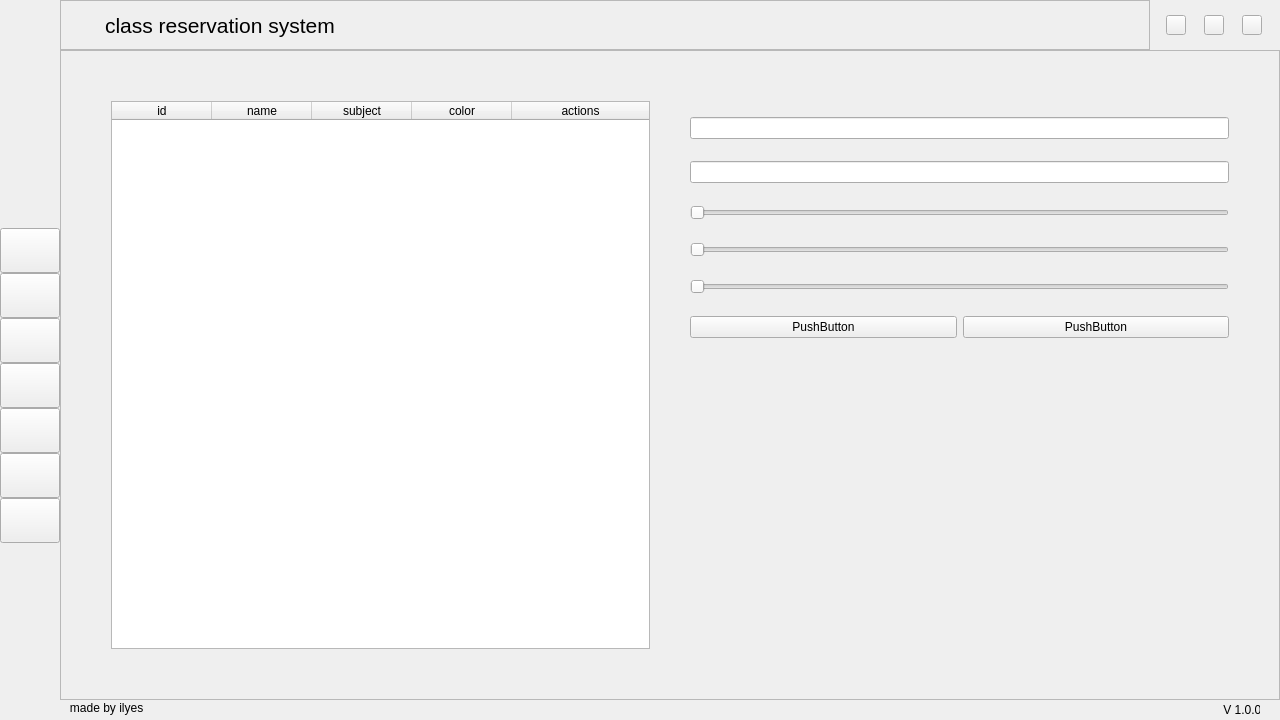
The window that main/ui_file.ui (ilyes-ced/curriculum-managment-system) describes before a commit, drawn with Qt 5.
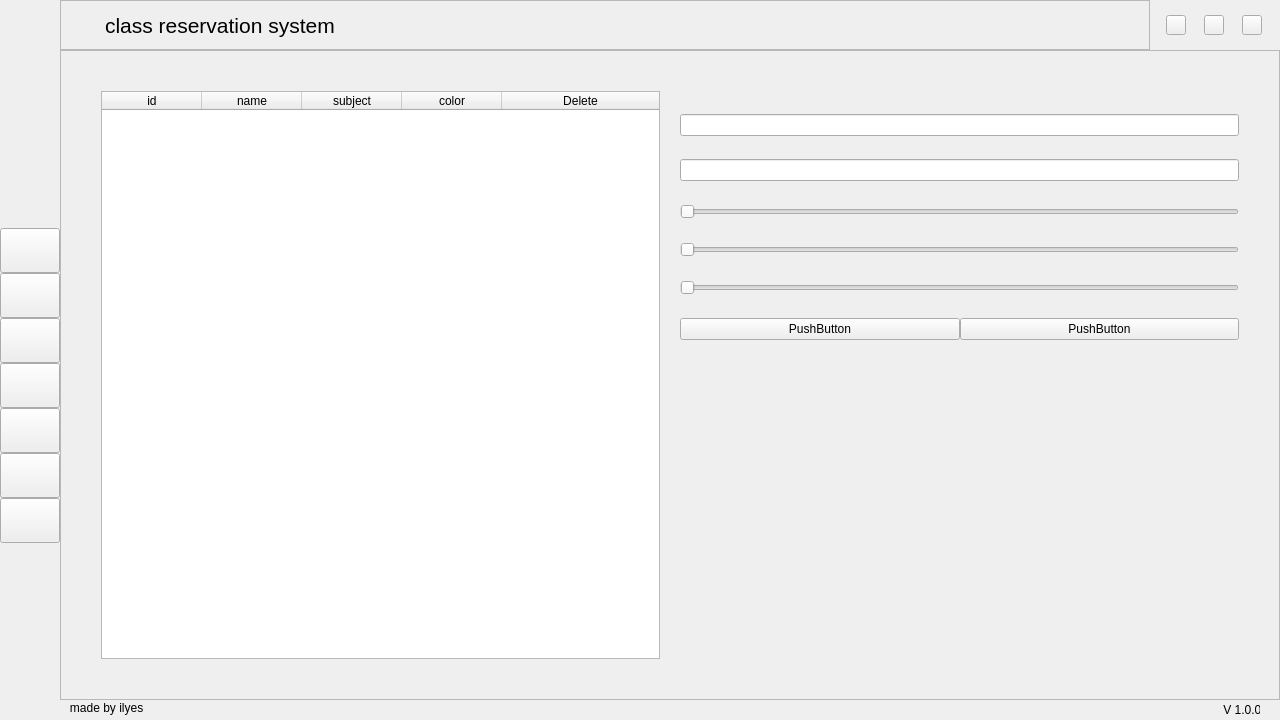
The same window after the commit.

Diff of the .ui file:
```diff
--- a/main/ui_file.ui
+++ b/main/ui_file.ui
@@ -6495,16 +6495,19 @@
                      <widget class="QWidget" name="widget_16" native="true">
                       <layout class="QGridLayout" name="gridLayout_15">
                        <property name="leftMargin">
-                        <number>10</number>
+                        <number>0</number>
                        </property>
                        <property name="topMargin">
-                        <number>10</number>
+                        <number>0</number>
                        </property>
                        <property name="rightMargin">
-                        <number>10</number>
+                        <number>0</number>
                        </property>
                        <property name="bottomMargin">
-                        <number>10</number>
+                        <number>0</number>
+                       </property>
+                       <property name="spacing">
+                        <number>0</number>
                        </property>
                        <item row="3" column="0" colspan="2">
                         <widget class="QSlider" name="horizontalSlider_2">
@@ -6566,28 +6569,46 @@
                      <widget class="QWidget" name="widget_18" native="true">
                       <layout class="QGridLayout" name="gridLayout_17">
                        <property name="leftMargin">
-                        <number>10</number>
+                        <number>0</number>
                        </property>
                        <property name="topMargin">
-                        <number>10</number>
+                        <number>0</number>
                        </property>
                        <property name="rightMargin">
-                        <number>10</number>
+                        <number>0</number>
                        </property>
                        <property name="bottomMargin">
-                        <number>10</number>
+                        <number>0</number>
                        </property>
                        <property name="spacing">
                         <number>0</number>
                        </property>
                        <item row="0" column="0">
                         <widget class="QTableWidget" name="tableWidget">
+                         <property name="lineWidth">
+                          <number>0</number>
+                         </property>
                          <property name="sizeAdjustPolicy">
                           <enum>QAbstractScrollArea::AdjustIgnored</enum>
                          </property>
                          <property name="dragDropMode">
                           <enum>QAbstractItemView::InternalMove</enum>
                          </property>
+                         <property name="alternatingRowColors">
+                          <bool>false</bool>
+                         </property>
+                         <property name="selectionMode">
+                          <enum>QAbstractItemView::NoSelection</enum>
+                         </property>
+                         <property name="showGrid">
+                          <bool>false</bool>
+                         </property>
+                         <property name="gridStyle">
+                          <enum>Qt::SolidLine</enum>
+                         </property>
+                         <property name="sortingEnabled">
+                          <bool>true</bool>
+                         </property>
                          <attribute name="horizontalHeaderCascadingSectionResizes">
                           <bool>false</bool>
                          </attribute>
@@ -6625,7 +6646,7 @@
                          </column>
                          <column>
                           <property name="text">
-                           <string>actions</string>
+                           <string>Delete</string>
                           </property>
                          </column>
                         </widget>
```
Left out of the diff: 7 changed lines with no effect on the pictures.
